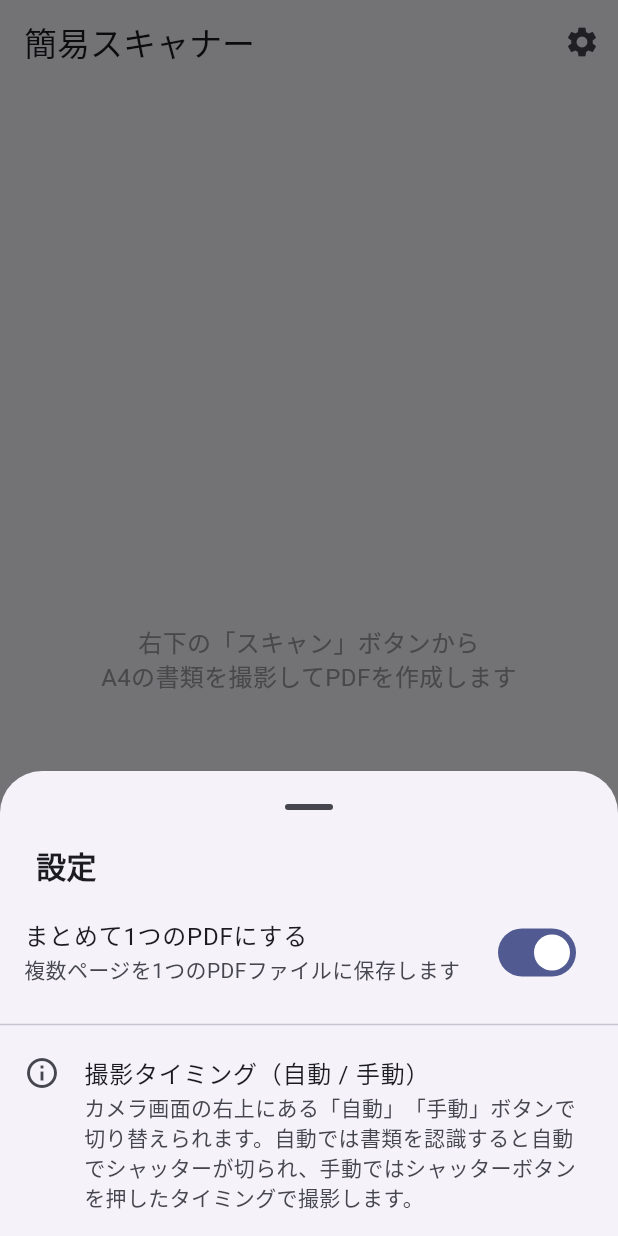
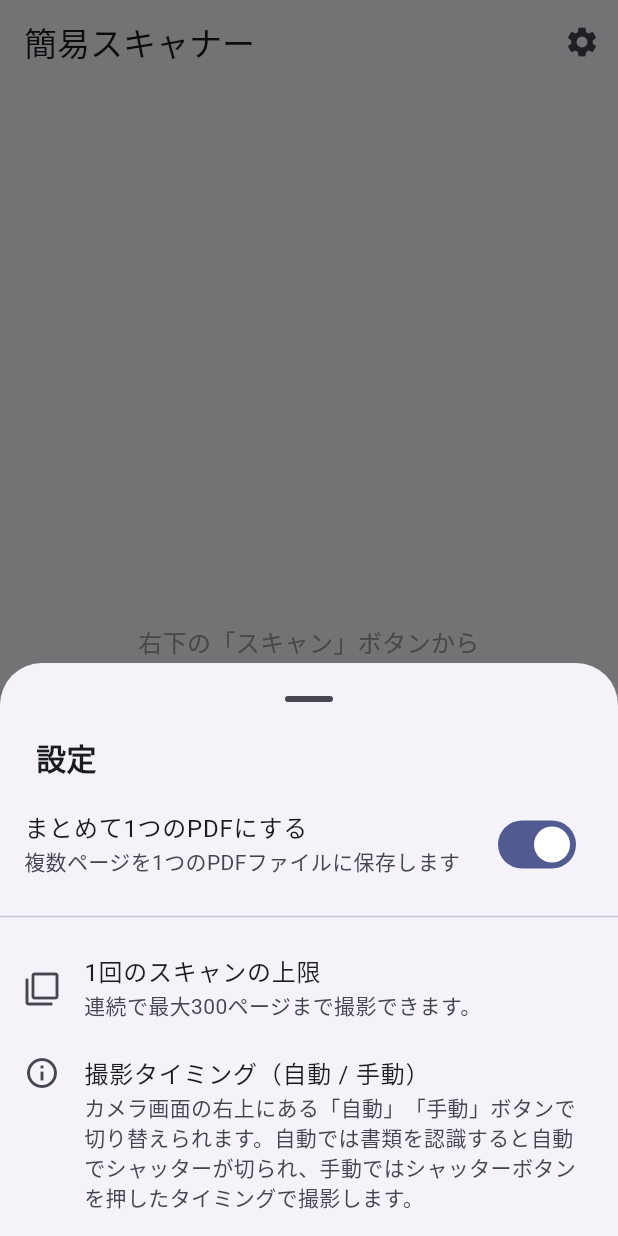
Before and after one commit to takuyamitome01/scan-app, a Flutter app: the screen it shows after launch, after a tap on the "settings" icon, on a phone screen of 412 x 824 dp. Run offline on Flutter 3.47's test engine with Material 3 defaults, Android fonts, the phone set to English and light mode, and no system bars; our stand-ins replace open_filex, pdf, shared_preferences; missing offline and left inert: cunning_document_scanner.

Commit message:
Raise the per-scan page limit to 300
Apple's document camera enforces no page limit itself, so this value
is the point at which the plugin silently drops the remaining pages.
Raising it from 20 lets a long document be captured in one session.

Scanned pages are now written as JPEG rather than PNG. The pdf package
embeds JPEG data directly, but decodes PNG into a raw bitmap first —
tens of MB per page, which 300 pages would not fit in memory.

Co-Authored-By: Claude Opus 5 <noreply@anthropic.com>

```diff
--- a/lib/main.dart
+++ b/lib/main.dart
@@ -12,6 +12,12 @@ import 'package:shared_preferences/shared_preferences.dart';
 
 /// Preference key for "save all scanned pages into a single PDF".
 const combinePagesPrefKey = 'combine_pages';
+
+/// Maximum number of pages kept from one scanning session.
+///
+/// Apple's document camera has no page limit of its own, so anything scanned
+/// beyond this is silently dropped by the plugin.
+const maxPagesPerScan = 300;
 
 void main() {
   runApp(const ScanApp());
@@ -92,8 +98,15 @@ class _ScanHomePageState extends State<ScanHomePage> {
     try {
       final List<String>? imagePaths =
           await CunningDocumentScanner.getPictures(
-        noOfPages: 20,
+        noOfPages: maxPagesPerScan,
         scannerSource: ScannerSource.camera,
+        // JPEG pages are embedded into the PDF as-is, while PNG pages are
+        // decoded to raw bitmaps first (tens of MB per page) — which a scan of
+        // this many pages cannot hold in memory.
+        iosScannerOptions: IosScannerOptions(
+          imageFormat: IosImageFormat.jpg,
+          jpgCompressionQuality: 0.8,
+        ),
       );
 
       if (imagePaths == null || imagePaths.isEmpty) {
@@ -231,6 +244,13 @@ class _ScanHomePageState extends State<ScanHomePage> {
                     },
                   ),
                   const Divider(height: 24),
+                  const ListTile(
+                    leading: Icon(Icons.filter_none),
+                    title: Text('1回のスキャンの上限'),
+                    subtitle: Text(
+                      '連続で最大$maxPagesPerScanページまで撮影できます。',
+                    ),
+                  ),
                   const ListTile(
                     leading: Icon(Icons.info_outline),
                     title: Text('撮影タイミング（自動 / 手動）'),
```
